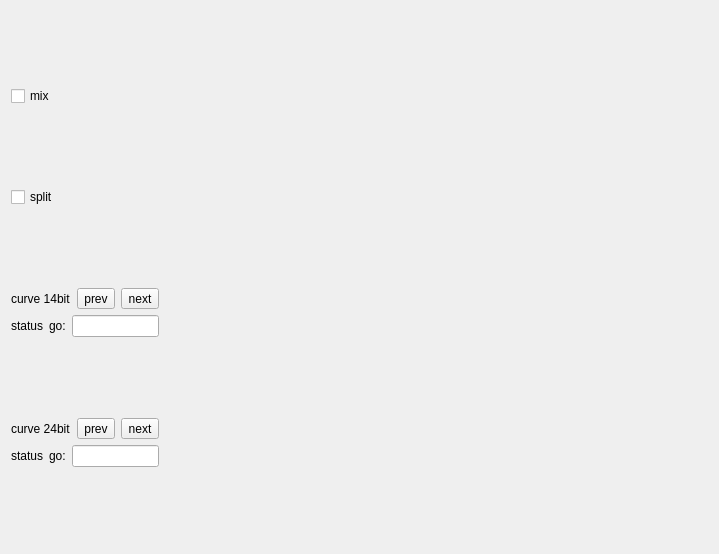
This is src/form/plot/formplothistory.ui in MRsoymilk/MySerial as Qt 5 draws it before an edit. The edited form follows.
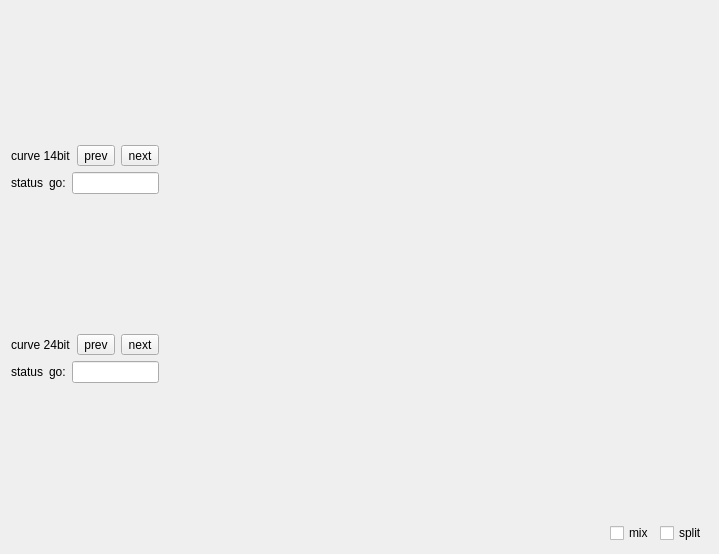
This is the edited form.

Commit message: optimize plot history layout

What changed in the file:
```diff
--- a/src/form/plot/formplothistory.ui
+++ b/src/form/plot/formplothistory.ui
@@ -18,21 +18,7 @@
     <widget class="QStackedWidget" name="stackedWidget"/>
    </item>
    <item row="0" column="0">
-    <layout class="QVBoxLayout" name="verticalLayout" stretch="1,1,9,9">
-     <item>
-      <widget class="QCheckBox" name="checkBoxMix">
-       <property name="text">
-        <string>mix</string>
-       </property>
-      </widget>
-     </item>
-     <item>
-      <widget class="QCheckBox" name="checkBoxSplit">
-       <property name="text">
-        <string>split</string>
-       </property>
-      </widget>
-     </item>
+    <layout class="QVBoxLayout" name="verticalLayout" stretch="9,9">
      <item>
       <layout class="QVBoxLayout" name="vLay14">
        <item>
@@ -143,6 +129,37 @@
      </item>
     </layout>
    </item>
+   <item row="1" column="0" colspan="2">
+    <layout class="QHBoxLayout" name="hLayOpt">
+     <item>
+      <spacer name="horizontalSpacer">
+       <property name="orientation">
+        <enum>Qt::Orientation::Horizontal</enum>
+       </property>
+       <property name="sizeHint" stdset="0">
+        <size>
+         <width>40</width>
+         <height>20</height>
+        </size>
+       </property>
+      </spacer>
+     </item>
+     <item>
+      <widget class="QCheckBox" name="checkBoxMix">
+       <property name="text">
+        <string>mix</string>
+       </property>
+      </widget>
+     </item>
+     <item>
+      <widget class="QCheckBox" name="checkBoxSplit">
+       <property name="text">
+        <string>split</string>
+       </property>
+      </widget>
+     </item>
+    </layout>
+   </item>
   </layout>
  </widget>
  <resources/>
```
The commit also changes 5 other files.
